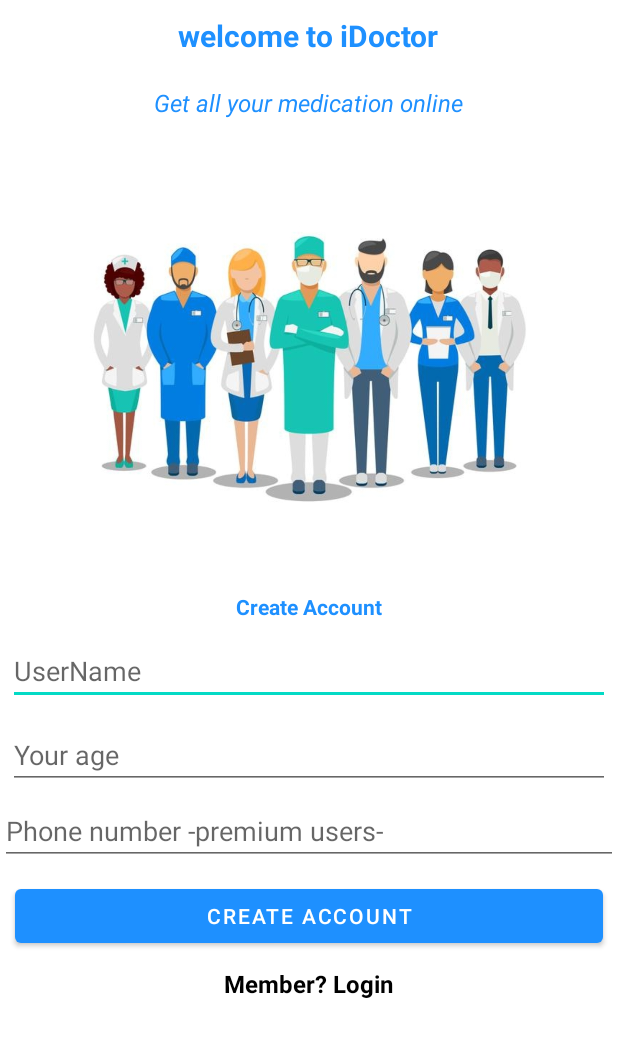
After one commit to TimzOwen/iDoctor, an Android app: the layout activity_sign_up.xml on its own in the app's theme, with its tools: preview values and no code run, on a phone screen of 412 x 824 dp. The commit adds this screen. Shown: the top 1037 px of the screen. Run offline under Robolectric (Android 15) with nearby library versions, the phone set to English and light mode, and no system bars.

Commit message:
create account

```diff
--- a/app/src/main/AndroidManifest.xml
+++ b/app/src/main/AndroidManifest.xml
@@ -14,6 +14,12 @@
         android:roundIcon="@mipmap/ic_launcher_round"
         android:supportsRtl="true"
         android:theme="@style/Theme.IDoctor">
+        <activity
+            android:name=".LoginActivity"
+            android:exported="false" />
+        <activity
+            android:name=".SignUpActivity"
+            android:exported="false" />
         <activity
             android:name=".ui.login.LoginActivity"
             android:exported="false"
--- /dev/null
+++ b/app/src/main/java/com/timzowen/idoctor/LoginActivity.kt
@@ -0,0 +1,11 @@
+package com.timzowen.idoctor
+
+import androidx.appcompat.app.AppCompatActivity
+import android.os.Bundle
+
+class LoginActivity : AppCompatActivity() {
+    override fun onCreate(savedInstanceState: Bundle?) {
+        super.onCreate(savedInstanceState)
+        setContentView(R.layout.activity_login)
+    }
+}
--- /dev/null
+++ b/app/src/main/java/com/timzowen/idoctor/SignUpActivity.kt
@@ -0,0 +1,11 @@
+package com.timzowen.idoctor
+
+import androidx.appcompat.app.AppCompatActivity
+import android.os.Bundle
+
+class SignUpActivity : AppCompatActivity() {
+    override fun onCreate(savedInstanceState: Bundle?) {
+        super.onCreate(savedInstanceState)
+        setContentView(R.layout.activity_sign_up)
+    }
+}
--- /dev/null
+++ b/app/src/main/res/layout/activity_login.xml
@@ -0,0 +1,9 @@
+<?xml version="1.0" encoding="utf-8"?>
+<androidx.constraintlayout.widget.ConstraintLayout xmlns:android="http://schemas.android.com/apk/res/android"
+    xmlns:app="http://schemas.android.com/apk/res-auto"
+    xmlns:tools="http://schemas.android.com/tools"
+    android:layout_width="match_parent"
+    android:layout_height="match_parent"
+    tools:context=".LoginActivity">
+
+</androidx.constraintlayout.widget.ConstraintLayout>
--- /dev/null
+++ b/app/src/main/res/layout/activity_sign_up.xml
@@ -0,0 +1,75 @@
+<?xml version="1.0" encoding="utf-8"?>
+<androidx.appcompat.widget.LinearLayoutCompat
+    xmlns:android="http://schemas.android.com/apk/res/android"
+    xmlns:app="http://schemas.android.com/apk/res-auto"
+    xmlns:tools="http://schemas.android.com/tools"
+    android:layout_width="match_parent"
+    android:layout_height="match_parent"
+    android:orientation="vertical"
+    tools:context=".SignUpActivity">
+
+    <TextView
+        android:layout_gravity="center"
+        android:layout_width="wrap_content"
+        android:layout_height="wrap_content"
+        android:layout_margin="10dp"
+        android:textColor="@color/blue"
+        android:textSize="20sp"
+        android:textStyle="bold"
+        android:text="@string/welcome_to_idoctor"/>
+
+    <TextView
+        android:layout_gravity="center"
+        android:layout_width="wrap_content"
+        android:layout_height="wrap_content"
+        android:layout_margin="10dp"
+        android:textColor="@color/blue"
+        android:textSize="16sp"
+        android:textStyle="italic"
+        android:text="@string/get_all_your_medication_online"/>
+    <ImageView
+        android:layout_gravity="center"
+        android:layout_width="300dp"
+        android:layout_height="300dp"
+        android:src="@drawable/group1"/>
+    <TextView
+        android:layout_width="wrap_content"
+        android:layout_height="wrap_content"
+        android:text="@string/create_account"
+        android:textColor="@color/blue"
+        android:textStyle="bold"
+        android:layout_gravity="center"
+        android:layout_margin="5dp"/>
+
+    <EditText
+        android:id="@+id/et_userName_signup"
+        android:layout_width="match_parent"
+        android:layout_margin="5dp"
+        android:layout_height="wrap_content"
+        android:hint="@string/usernameSignUP"/>
+    <EditText
+        android:id="@+id/et_age"
+        android:layout_width="match_parent"
+        android:layout_margin="5dp"
+        android:layout_height="wrap_content"
+        android:hint="@string/your_age"/>
+    <EditText
+        android:layout_width="match_parent"
+        android:layout_height="wrap_content"
+        android:hint="@string/phone_number_premium_users"/>
+    <Button
+        android:layout_width="match_parent"
+        android:layout_height="wrap_content"
+        android:layout_margin="10dp"
+        android:text="@string/create_account_user"/>
+    <TextView
+        android:id="@+id/tv_member_login"
+        android:layout_width="wrap_content"
+        android:layout_height="wrap_content"
+        android:layout_gravity="center"
+        android:text="@string/member_login"
+        android:textStyle="bold"
+        android:textSize="16sp"
+        android:textColor="@color/black"/>
+
+</androidx.appcompat.widget.LinearLayoutCompat>
--- a/app/src/main/res/values/strings.xml
+++ b/app/src/main/res/values/strings.xml
@@ -70,4 +70,12 @@
     <string name="invalid_username">Not a valid username</string>
     <string name="invalid_password">Password must be >5 characters</string>
     <string name="login_failed">"Login failed"</string>
+    <string name="welcome_to_idoctor">welcome to iDoctor</string>
+    <string name="get_all_your_medication_online">Get all your medication online</string>
+    <string name="usernameSignUP">UserName</string>
+    <string name="your_age">Your age</string>
+    <string name="create_account">Create Account</string>
+    <string name="phone_number_premium_users">Phone number -premium users-</string>
+    <string name="create_account_user">create account</string>
+    <string name="member_login">Member? Login</string>
 </resources>
```
